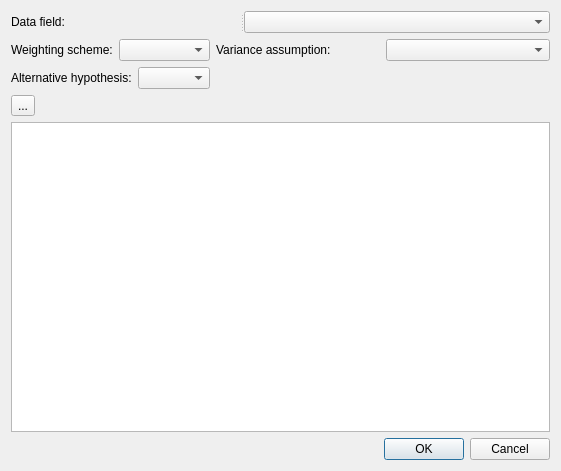
Above: plugin/globalt_dialog_base.ui from IZSVenezie/VetEpiGIS-Stat before the change. Below: the same form after it.
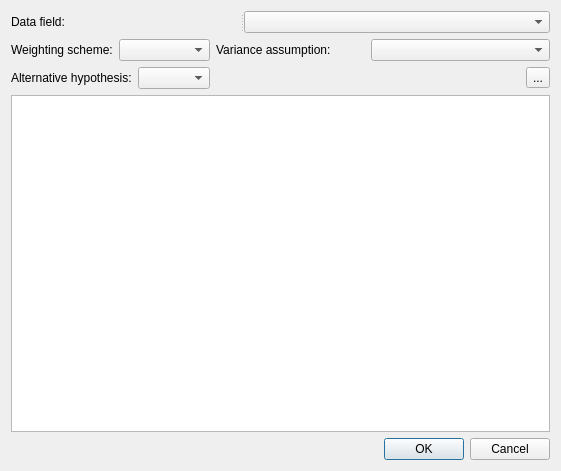
That is the form after the change.

Patch:
```diff
--- a/plugin/globalt_dialog_base.ui
+++ b/plugin/globalt_dialog_base.ui
@@ -14,7 +14,7 @@
    <string>Dialog</string>
   </property>
   <layout class="QGridLayout" name="gridLayout_3">
-   <item row="0" column="0" colspan="3">
+   <item row="0" column="0" colspan="4">
     <widget class="QSplitter" name="splitter">
      <property name="orientation">
       <enum>Qt::Horizontal</enum>
@@ -55,7 +55,7 @@
      </property>
     </widget>
    </item>
-   <item row="1" column="2">
+   <item row="1" column="2" colspan="2">
     <widget class="QComboBox" name="comboBox_4"/>
    </item>
    <item row="2" column="0">
@@ -72,17 +72,30 @@
      </item>
     </layout>
    </item>
-   <item row="3" column="0">
+   <item row="2" column="1" colspan="2">
+    <spacer name="horizontalSpacer">
+     <property name="orientation">
+      <enum>Qt::Horizontal</enum>
+     </property>
+     <property name="sizeHint" stdset="0">
+      <size>
+       <width>254</width>
+       <height>20</height>
+      </size>
+     </property>
+    </spacer>
+   </item>
+   <item row="2" column="3">
     <widget class="QToolButton" name="toolButton">
      <property name="text">
       <string>...</string>
      </property>
     </widget>
    </item>
-   <item row="4" column="0" colspan="3">
+   <item row="3" column="0" colspan="4">
     <widget class="QPlainTextEdit" name="plainTextEdit"/>
    </item>
-   <item row="5" column="1" colspan="2">
+   <item row="4" column="1" colspan="3">
     <widget class="QDialogButtonBox" name="buttonBox">
      <property name="orientation">
       <enum>Qt::Horizontal</enum>
```
